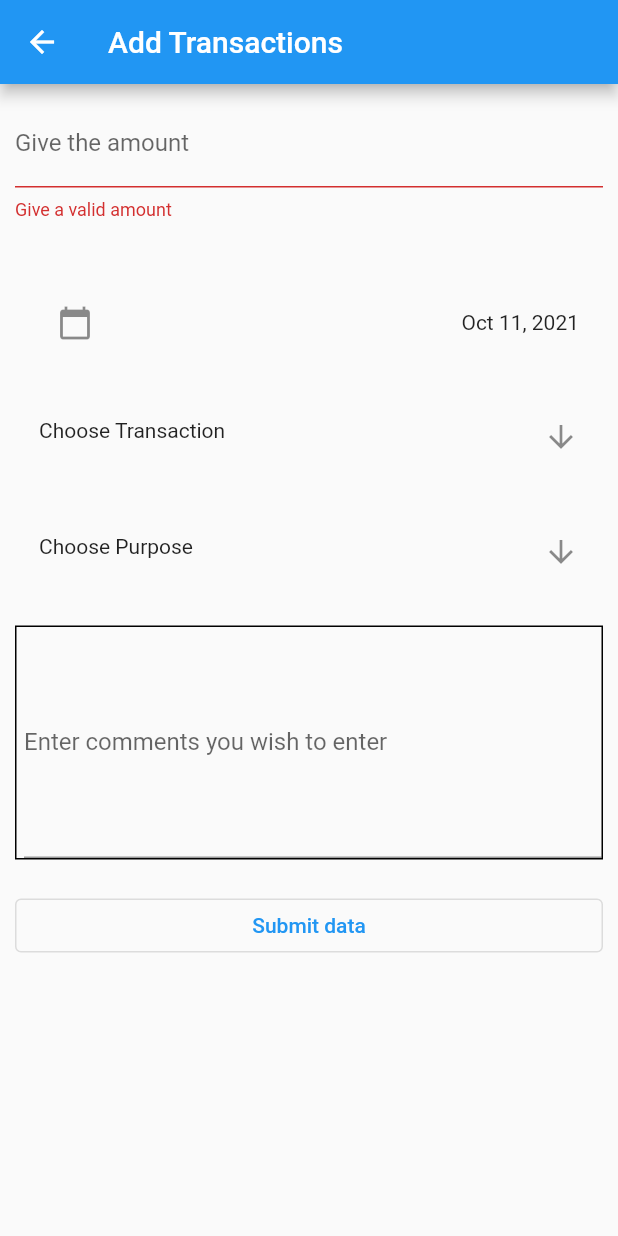
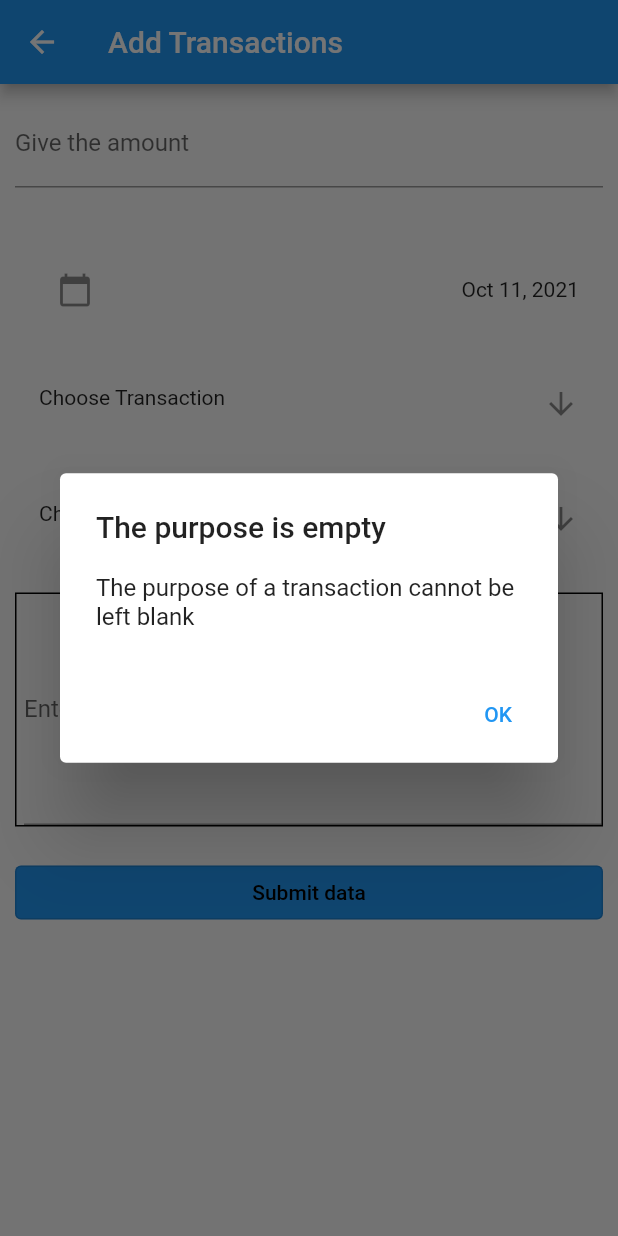
Before and after one commit to ani10sk/ExpenseManager, a Flutter app: the AddTransaction screen opened by its route, after a tap on "Submit data", on a phone screen of 412 x 824 dp. Run offline on Flutter 3.47's test engine with Material 2 defaults, Android fonts, the light colour scheme and no system bars.

Commit message:
Added a few new functionalities

```diff
--- a/lib/screens/add_transaction.dart
+++ b/lib/screens/add_transaction.dart
@@ -67,10 +67,31 @@
     }
   }
 
+  Future<void> showAlertMessage() {
+    return showDialog<void>(
+        context: context,
+        builder: (BuildContext context) {
+          return AlertDialog(
+            title: Text('The purpose is empty'),
+            content: Text('The purpose of a transaction cannot be left blank'),
+            actions: [
+              TextButton(
+                  onPressed: () => Navigator.of(context).pop(),
+                  child: Text('OK'))
+            ],
+          );
+        });
+  }
+
   @override
   Widget build(BuildContext context) {
     return Scaffold(
       appBar: AppBar(
+        backgroundColor: mapData['category'] == ''
+            ? Colors.blue
+            : mapData['category'] == 'Income'
+                ? Colors.green
+                : Colors.red,
         title: Text('Add Transactions'),
       ),
       body: Form(
@@ -168,7 +189,16 @@
             Padding(
               padding: EdgeInsets.all(10),
               child: OutlinedButton(
-                  onPressed: () {
+                style: OutlinedButton.styleFrom(
+                    backgroundColor: mapData['category'] == ''
+                        ? Colors.blue
+                        : mapData['category'] == 'Income'
+                            ? Colors.green
+                            : Colors.red),
+                onPressed: () {
+                  if (mapData['purpose'] == '') {
+                    showAlertMessage();
+                  } else {
                     savedata();
                     Transaction tr = Transaction(
                         mapData['amount'].toString(),
@@ -179,8 +209,14 @@
                         mapData['comment'].toString());
                     Provider.of<Transactions>(context, listen: false)
                         .addTransaction(tr);
-                  },
-                  child: Text('Submit data')),
+                    Navigator.of(context).pop();
+                  }
+                },
+                child: Text(
+                  'Submit data',
+                  style: TextStyle(color: Colors.black),
+                ),
+              ),
             )
           ],
         ),
--- a/lib/widgets/drop_down_purposes.dart
+++ b/lib/widgets/drop_down_purposes.dart
@@ -49,7 +49,7 @@
                                   style: TextStyle(color: Colors.red),
                                 ),
                                 onTap: () => widget.setExpendituretype(
-                                    f.incomeTypes[i].nameoffinance),
+                                    f.expenseTypes[i].nameoffinance),
                               ),
                               itemCount: f.expenseTypes.length,
                             ))
```
Also changed, not shown: lib/screens/app_drawer.dart (+17 -2 lines).
